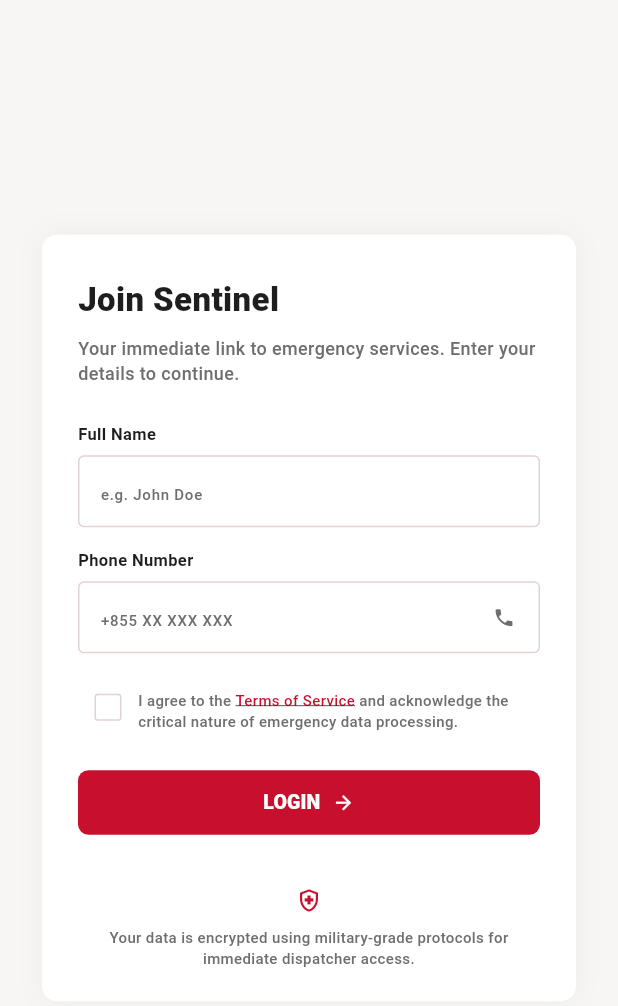
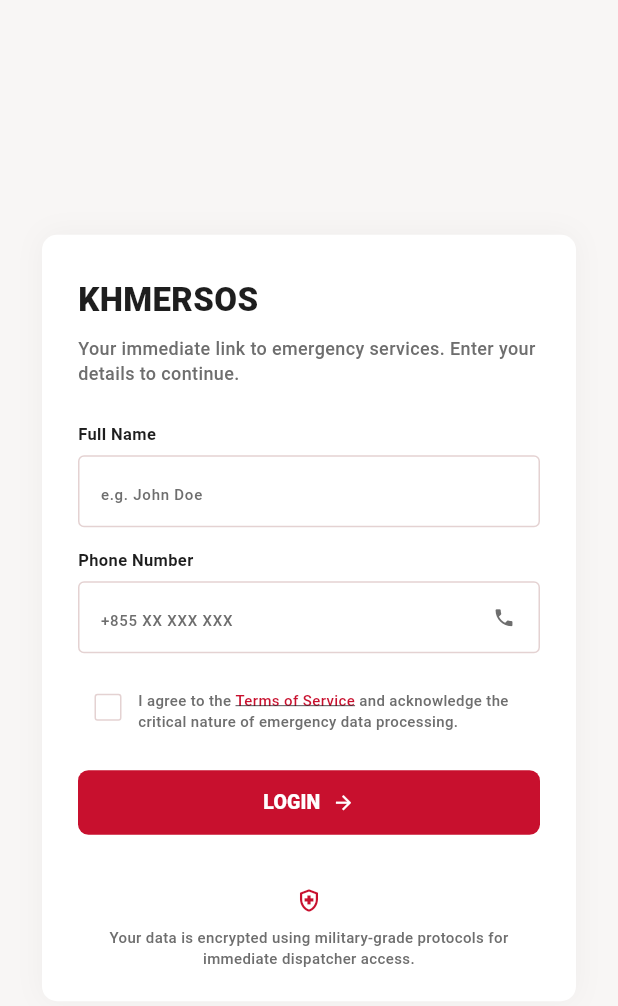
Before and after one commit to oulongheng09/Emergency_App, a Flutter app: the screen it shows after launch, on a phone screen of 412 x 824 dp. Shown: the top 1006 px of the screen. Run offline on Flutter 3.47's test engine with Material 3 defaults, Android fonts, the light colour scheme and no system bars.

Commit message:
small changes

```diff
--- a/lib/features/auth/login_screen.dart
+++ b/lib/features/auth/login_screen.dart
@@ -35,7 +35,7 @@ class LoginScreen extends StatelessWidget {
                 children: [
                   const Align(
                     alignment: Alignment.centerLeft,
-                    child: Text('Join Sentinel', style: AppTextStyles.title),
+                    child: Text('KHMERSOS', style: AppTextStyles.title),
                   ),
                   const SizedBox(height: 8),
                   const Align(
```
